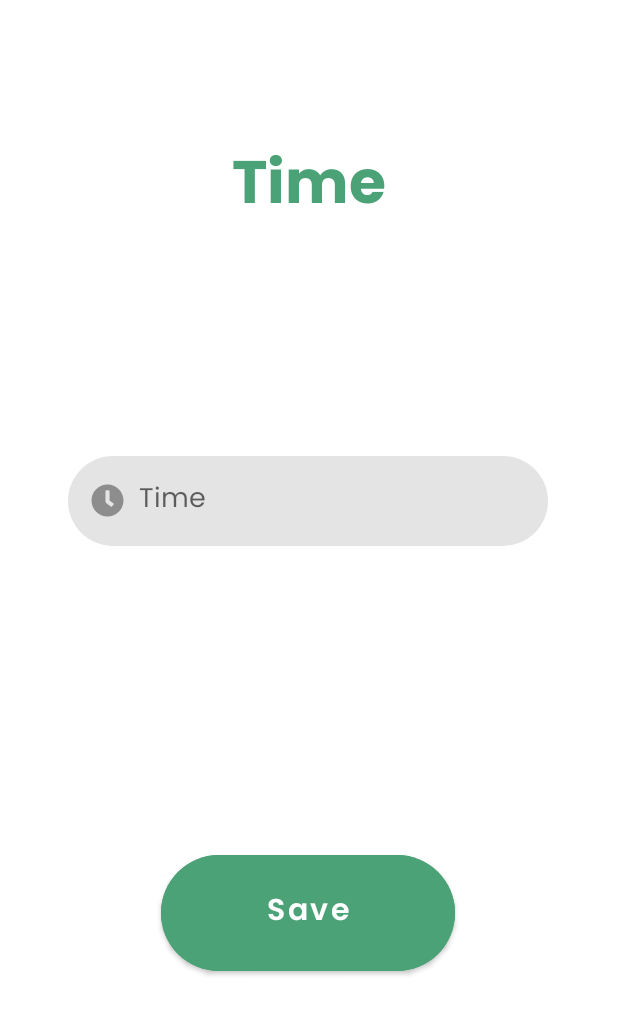
After one commit to josephcaviglia/PortableDoctorApp, an Android app: the TimeActivity screen opened directly, with no data from a screen before it, on a phone screen of 412 x 824 dp. The commit adds this screen. Shown: the top 1015 px of the screen. Run offline under Robolectric (Android 15) with nearby library versions, the phone set to English and light mode, and no system bars; network calls fail.

Commit message:
Time fix

```diff
--- a/app/build.gradle
+++ b/app/build.gradle
@@ -38,8 +38,6 @@ dependencies {
     androidTestImplementation 'androidx.test.espresso:espresso-core:3.3.0'
     implementation 'com.android.volley:volley:1.2.0'
     implementation 'com.googlecode.json-simple:json-simple:1.1.1'
-    implementation "androidx.swiperefreshlayout:swiperefreshlayout:1.1.0"
-
 }
 
 configurations.all {
--- a/app/src/main/AndroidManifest.xml
+++ b/app/src/main/AndroidManifest.xml
@@ -47,6 +47,11 @@
             android:screenOrientation="portrait"
             android:label="@string/app_name">
         </activity>
+        <activity
+            android:name=".TimeActivity"
+            android:screenOrientation="portrait"
+            android:label="@string/app_name">
+        </activity>
         <meta-data
             android:name="preloaded_fonts"
             android:resource="@array/preloaded_fonts" />
--- a/app/src/main/java/com/cabo/portabledoctor/MyEditTextDatePicker.java
+++ b/app/src/main/java/com/cabo/portabledoctor/MyEditTextDatePicker.java
@@ -47,6 +47,6 @@ public class MyEditTextDatePicker implements View.OnClickListener, DatePickerDia
 
         _editText.setText(new StringBuilder()
                 // Month is 0 based so add 1
-                .append(_birthYear).append("/").append(_month + 1).append("/").append(_day).append(" "));
+                .append(_birthYear).append("-").append(String.format("%02d",_month + 1)).append("-").append(String.format("%02d",_day)));
     }
 }
--- a/app/src/main/java/com/cabo/portabledoctor/NewDrugActivity.java
+++ b/app/src/main/java/com/cabo/portabledoctor/NewDrugActivity.java
@@ -49,11 +49,14 @@ public class NewDrugActivity extends AppCompatActivity {
             String date2 = date.getText().toString();
             String hour2 = hour.getText().toString();
             String dose2 = dose.getText().toString();
+            String time = date2+"T"+hour2+":00.000Z";
+
+            System.out.println(time);
 
             if("".equals(date2) || "".equals(drug2) || "".equals(hour2) || "".equals(dose2))
                 error.setText(getResources().getString(R.string.all_fields));
             else {
-                String url = "http://portable-doctor.herokuapp.com/evento?token="+token+"&data="+date2+"&medicinale="+drug2+"&dosaggio="+dose2;
+                String url = "http://portable-doctor.herokuapp.com/evento?token="+token+"&data="+time+"&medicinale="+drug2+"&dosaggio="+dose2;
                 StringRequest postRequest = new StringRequest(Request.Method.POST, url, response -> {
                     if(response.equals("Data"))
                         error.setText(getResources().getString(R.string.date_error));
--- /dev/null
+++ b/app/src/main/java/com/cabo/portabledoctor/TimeActivity.java
@@ -0,0 +1,46 @@
+package com.cabo.portabledoctor;
+
+import android.app.TimePickerDialog;
+import android.content.Intent;
+import android.content.SharedPreferences;
+import android.os.Bundle;
+import android.widget.Button;
+import android.widget.EditText;
+
+import androidx.appcompat.app.AppCompatActivity;
+
+public class TimeActivity extends AppCompatActivity {
+    EditText hour;
+    Button save;
+
+    @Override
+    protected void onCreate(Bundle savedInstanceState) {
+        super.onCreate(savedInstanceState);
+        setContentView(R.layout.activity_time);
+
+        SharedPreferences preferences = getSharedPreferences("keepLogged", MODE_PRIVATE);
+        String time = preferences.getString("hour", "");
+
+        hour = findViewById(R.id.time);
+        save = findViewById(R.id.save);
+
+        hour.setText(time);
+
+        hour.setOnClickListener(view -> {
+            TimePickerDialog timePickerDialog = new TimePickerDialog(TimeActivity.this, (timePicker, hourOfDay, minutes) -> hour.setText(String.format("%02d:%02d",hourOfDay, minutes)), 0, 0, true);
+            timePickerDialog.show();
+        });
+
+        save.setOnClickListener(view -> {
+            String hour2 = hour.getText().toString();
+            SharedPreferences preferences1 = getSharedPreferences("keepLogged", MODE_PRIVATE);
+            SharedPreferences.Editor editor = preferences1.edit();
+            editor.putString("hour", hour2);
+            editor.apply();
+            finish();
+            Intent intent = new Intent(getApplicationContext(), MainActivity.class);
+            startActivity(intent);
+        });
+
+    }
+}
--- /dev/null
+++ b/app/src/main/res/drawable/ic_sign_out_alt_solid.xml
@@ -0,0 +1,4 @@
+<vector android:height="22dp" android:viewportHeight="512"
+    android:viewportWidth="512" android:width="22dp" xmlns:android="http://schemas.android.com/apk/res/android">
+    <path android:fillColor="?colorOnSecondary" android:pathData="M497,273L329,441c-15,15 -41,4.5 -41,-17v-96H152c-13.3,0 -24,-10.7 -24,-24v-96c0,-13.3 10.7,-24 24,-24h136V88c0,-21.4 25.9,-32 41,-17l168,168c9.3,9.4 9.3,24.6 0,34zM192,436v-40c0,-6.6 -5.4,-12 -12,-12H96c-17.7,0 -32,-14.3 -32,-32V160c0,-17.7 14.3,-32 32,-32h84c6.6,0 12,-5.4 12,-12V76c0,-6.6 -5.4,-12 -12,-12H96c-53,0 -96,43 -96,96v192c0,53 43,96 96,96h84c6.6,0 12,-5.4 12,-12z"/>
+</vector>
--- a/app/src/main/res/layout/activity_new_drug.xml
+++ b/app/src/main/res/layout/activity_new_drug.xml
@@ -87,7 +87,6 @@
         android:drawablePadding="10dp"
         android:fontFamily="@font/poppins"
         android:hint="@string/hour"
-        android:imeActionLabel="@string/action_sign_in_short"
         android:imeOptions="actionDone"
         android:inputType="datetime"
         android:paddingStart="15dp"
--- /dev/null
+++ b/app/src/main/res/layout/activity_time.xml
@@ -0,0 +1,77 @@
+<?xml version="1.0" encoding="utf-8"?>
+<androidx.constraintlayout.widget.ConstraintLayout xmlns:android="http://schemas.android.com/apk/res/android"
+    xmlns:app="http://schemas.android.com/apk/res-auto"
+    xmlns:tools="http://schemas.android.com/tools"
+    android:layout_width="match_parent"
+    android:layout_height="match_parent">
+
+    <TextView
+        android:id="@+id/title6"
+        android:layout_width="328dp"
+        android:layout_height="63dp"
+        android:layout_marginStart="50dp"
+        android:layout_marginTop="100dp"
+        android:layout_marginEnd="50dp"
+        android:layout_marginBottom="50dp"
+        android:fontFamily="@font/poppins_bold"
+        android:text="@string/time"
+        android:textAlignment="center"
+        android:textColor="@color/green"
+        android:textSize="40sp"
+        app:layout_constraintBottom_toTopOf="@+id/time"
+        app:layout_constraintEnd_toEndOf="parent"
+        app:layout_constraintHorizontal_bias="0.514"
+        app:layout_constraintStart_toStartOf="parent"
+        app:layout_constraintTop_toTopOf="parent" />
+
+    <EditText
+        android:id="@+id/time"
+        android:layout_width="320dp"
+        android:layout_height="60dp"
+        android:layout_marginStart="24dp"
+        android:layout_marginTop="100dp"
+        android:layout_marginEnd="24dp"
+        android:layout_marginBottom="100dp"
+        android:autofillHints="@string/time"
+        android:background="@drawable/et_cust"
+        android:clickable="false"
+        android:cursorVisible="false"
+        android:drawableStart="@drawable/ic_clock_solid"
+        android:drawablePadding="10dp"
+        android:focusable="false"
+        android:focusableInTouchMode="false"
+        android:fontFamily="@font/poppins"
+        android:hint="@string/time"
+        android:imeOptions="actionDone"
+        android:inputType="datetime"
+        android:paddingStart="15dp"
+        android:paddingEnd="15dp"
+        android:selectAllOnFocus="true"
+        app:layout_constraintBottom_toTopOf="@+id/save"
+        app:layout_constraintEnd_toEndOf="parent"
+        app:layout_constraintHorizontal_bias="0.48"
+        app:layout_constraintStart_toStartOf="parent"
+        app:layout_constraintTop_toBottomOf="@+id/title6" />
+
+    <Button
+        android:id="@+id/save"
+        android:layout_width="196dp"
+        android:layout_height="89dp"
+        android:layout_gravity="start"
+        android:layout_marginStart="48dp"
+        android:layout_marginTop="100dp"
+        android:layout_marginEnd="48dp"
+        android:layout_marginBottom="180dp"
+        android:backgroundTint="@color/green"
+        android:fontFamily="@font/poppins_semibold"
+        android:text="@string/save"
+        android:textAllCaps="false"
+        android:textSize="20sp"
+        app:cornerRadius="50dp"
+        app:layout_constraintBottom_toBottomOf="parent"
+        app:layout_constraintEnd_toEndOf="parent"
+        app:layout_constraintHorizontal_bias="0.495"
+        app:layout_constraintStart_toStartOf="parent"
+        app:layout_constraintTop_toBottomOf="@+id/time" />
+
+</androidx.constraintlayout.widget.ConstraintLayout>
--- a/app/src/main/res/values/strings.xml
+++ b/app/src/main/res/values/strings.xml
@@ -40,4 +40,6 @@
     <string name="no_reminders" >No reminders</string>
     <string name="take_medicine">Take the medicine</string>
     <string name="take_test">Take INR test</string>
+    <string name="time">Time</string>
+    <string name="save">Save</string>
 </resources>
--- a/build.gradle
+++ b/build.gradle
@@ -5,7 +5,7 @@ buildscript {
         jcenter()
     }
     dependencies {
-        classpath 'com.android.tools.build:gradle:4.2.0'
+        classpath 'com.android.tools.build:gradle:4.2.1'
         // NOTE: Do not place your application dependencies here; they belong
         // in the individual module build.gradle files
     }
```
Also changed, not shown: app/src/main/java/com/cabo/portabledoctor/MainActivity.java (+21 -6 lines), app/src/main/res/layout/activity_main.xml (+34 -21 lines), 1 other file.
